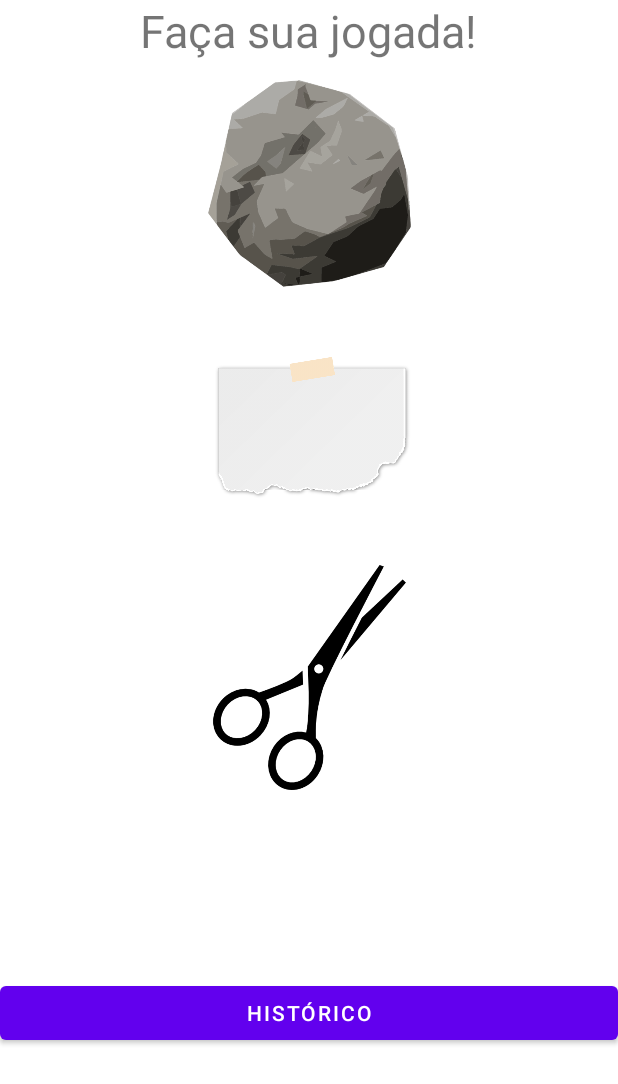
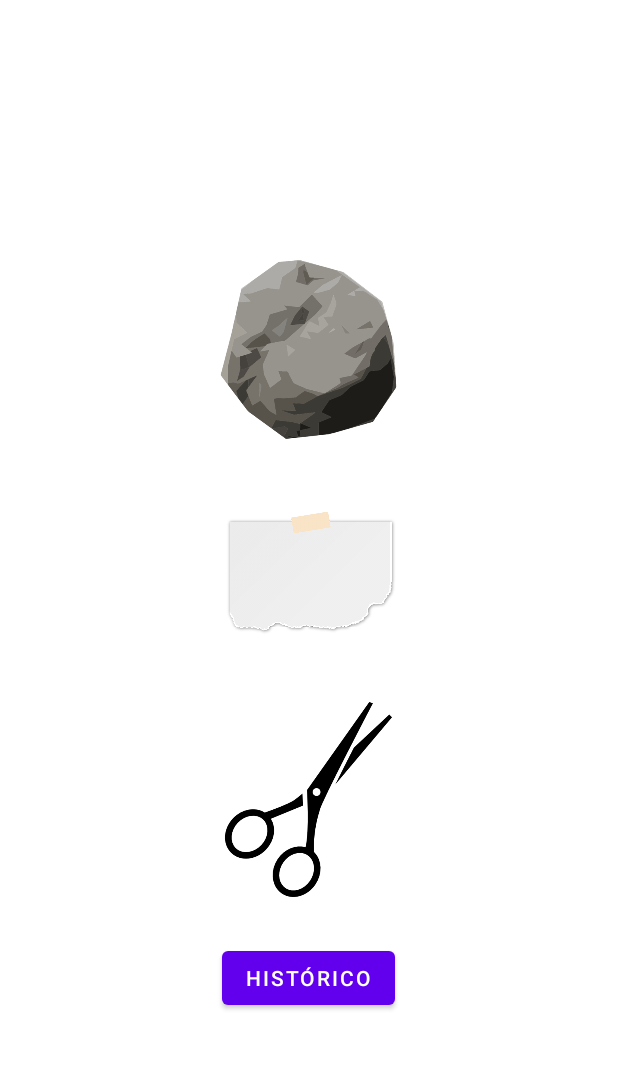
Before and after one commit to DiegoTeixeira7/PedraPapelTesoura, an Android app: the screen it shows after launch (MainActivity), on a phone screen of 412 x 824 dp. Shown: the top 1084 px of the screen. Run offline under Robolectric (Android 15) with nearby library versions, the phone set to English and light mode, and no system bars.

Commit message:
frontend finalizado

```diff
--- a/app/src/main/res/layout/activity_main.xml
+++ b/app/src/main/res/layout/activity_main.xml
@@ -6,71 +6,61 @@
     android:layout_height="match_parent"
     tools:context=".MainActivity">
 
-    <TextView
-        android:id="@+id/titulo"
+    <RelativeLayout
+        android:layout_width="match_parent"
+        android:layout_height="match_parent"
+        android:baselineAligned="false"
+        android:gravity="center">
+
+        <LinearLayout
+            android:id="@+id/textsReport"
             android:layout_width="wrap_content"
             android:layout_height="wrap_content"
-        android:textSize="30sp"
-        android:text="@string/facasuajogada"
-        app:layout_constraintEnd_toEndOf="parent"
-        app:layout_constraintStart_toStartOf="parent"
-        tools:ignore="MissingConstraints" />
+            android:orientation="vertical"
+            android:gravity="center">
 
             <ImageButton
                 android:id="@+id/btn_pedra"
-        android:layout_width="150sp"
-        android:layout_height="150sp"
+                android:layout_width="130dp"
+                android:layout_height="130dp"
+                android:layout_marginTop="20dp"
                 android:onClick="jokenpo"
                 android:tag="pedra"
                 android:scaleType="centerCrop"
-        app:layout_constraintVertical_bias="0.01"
-        app:layout_constraintBottom_toBottomOf="parent"
-        app:layout_constraintTop_toBottomOf="@+id/titulo"
-        app:layout_constraintEnd_toEndOf="parent"
-        app:layout_constraintStart_toStartOf="parent"
                 android:background="@color/white"
                 android:src="@drawable/pedra"/>
 
             <ImageButton
                 android:id="@+id/btn_papel"
-        android:layout_width="150sp"
-        android:layout_height="150sp"
+                android:layout_width="130dp"
+                android:layout_height="130dp"
+                android:layout_marginTop="20dp"
                 android:onClick="jokenpo"
                 android:tag="papel"
                 android:scaleType="centerCrop"
-        app:layout_constraintVertical_bias="0.03"
-        app:layout_constraintBottom_toBottomOf="parent"
-        app:layout_constraintEnd_toEndOf="parent"
-        app:layout_constraintStart_toStartOf="parent"
-        app:layout_constraintTop_toBottomOf="@+id/btn_pedra"
                 android:background="@color/white"
                 android:src="@drawable/papel"/>
 
             <ImageButton
                 android:id="@+id/btn_tesoura"
-        android:layout_width="150sp"
-        android:layout_height="150sp"
+                android:layout_width="130dp"
+                android:layout_height="130dp"
+                android:layout_marginTop="20dp"
                 android:onClick="jokenpo"
                 android:tag="tesoura"
                 android:scaleType="centerCrop"
-        app:layout_constraintVertical_bias="0.05"
-        app:layout_constraintBottom_toBottomOf="parent"
-        app:layout_constraintEnd_toEndOf="parent"
-        app:layout_constraintStart_toStartOf="parent"
-        app:layout_constraintTop_toBottomOf="@+id/btn_papel"
                 android:background="@color/white"
                 android:src="@drawable/tesoura"/>
 
             <Button
                 android:id="@+id/btn_ver_historico"
-            android:layout_width="match_parent"
+                android:layout_width="wrap_content"
                 android:layout_height="wrap_content"
+                android:layout_marginTop="30dp"
                 android:text="@string/historico"
                 android:onClick="historico"
-            android:layout_alignParentBottom="true"
-            app:layout_constraintBottom_toBottomOf="parent"
-            app:layout_constraintEnd_toEndOf="parent"
-            app:layout_constraintStart_toStartOf="parent"
-            app:layout_constraintTop_toBottomOf="@+id/btn_tesoura"/>
+                android:layout_alignParentBottom="true" />
 
+        </LinearLayout>
+    </RelativeLayout>
 </androidx.constraintlayout.widget.ConstraintLayout>
```
Also changed, not shown: app/src/main/res/layout/activity_historico.xml (+3 -5 lines), app/src/main/res/layout/activity_resultado.xml (+7 -10 lines). Lines whose indentation alone changed are shown as unchanged.
